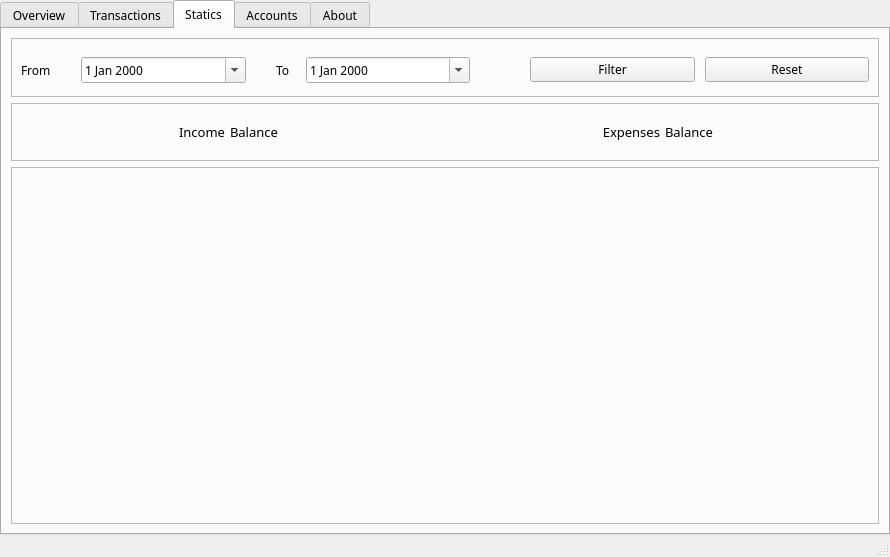
Before: the Qt Designer form dashboard.ui in kaveenhyacinth/Gerbil-expense-tracker, drawn with Qt 5.
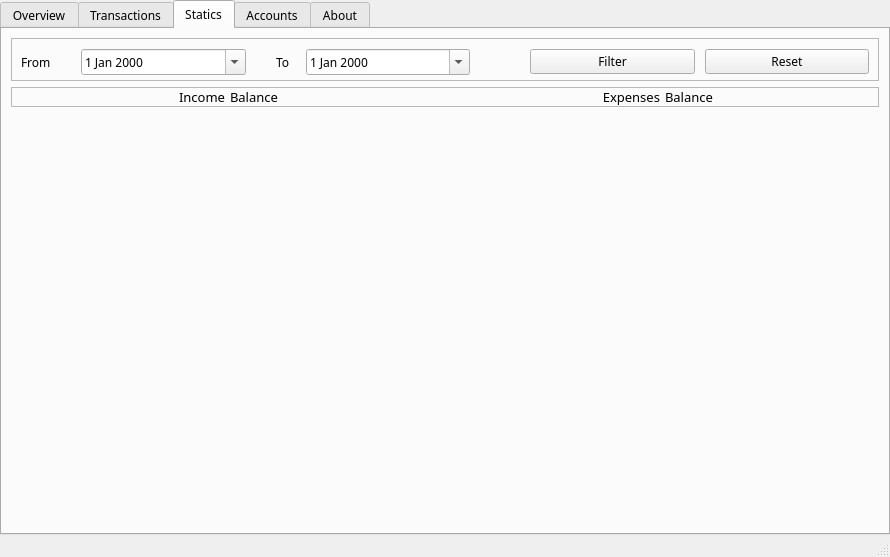
After: the same form once the commit is applied. Icons and pictures are not drawn.

Commit message: Add fiter visualization using a pie chart

Patch:
```diff
--- a/dashboard.ui
+++ b/dashboard.ui
@@ -785,6 +785,12 @@
         </item>
         <item>
          <widget class="QFrame" name="frmChartFilter">
+          <property name="sizePolicy">
+           <sizepolicy hsizetype="Preferred" vsizetype="Preferred">
+            <horstretch>1</horstretch>
+            <verstretch>1</verstretch>
+           </sizepolicy>
+          </property>
           <property name="minimumSize">
            <size>
             <width>864</width>
@@ -792,11 +798,15 @@
            </size>
           </property>
           <property name="frameShape">
-           <enum>QFrame::StyledPanel</enum>
+           <enum>QFrame::Panel</enum>
           </property>
           <property name="frameShadow">
            <enum>QFrame::Raised</enum>
           </property>
+          <property name="lineWidth">
+           <number>0</number>
+          </property>
+          <layout class="QVBoxLayout" name="verticalLayout_9"/>
          </widget>
         </item>
        </layout>
```
The commit also changes 2 other files.
